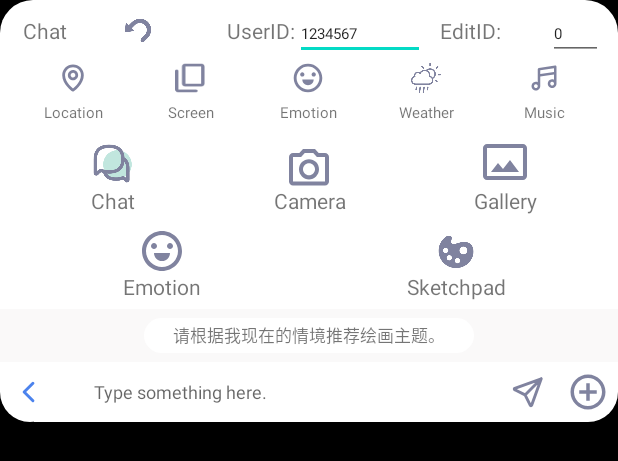
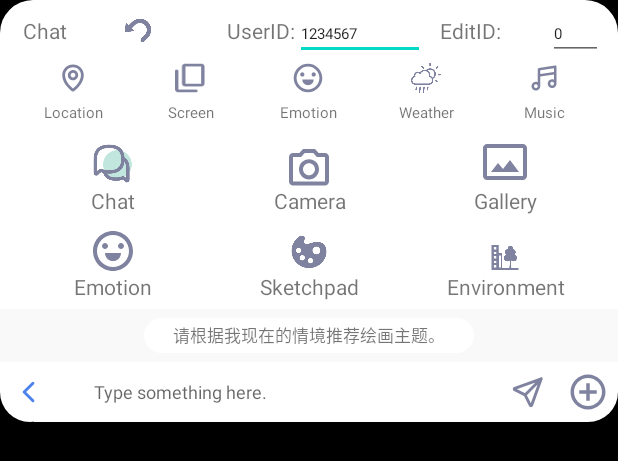
Before and after one commit to XianzheFan/ArtAgent-android, an Android app: the layout talkway.xml on its own in the app's theme, with its tools: preview values and no code run, on a phone screen of 412 x 824 dp. Shown: the top 461 px of the screen. Run offline under Robolectric (Android 15) with nearby library versions, the phone set to English and light mode, and no system bars.

Commit message:
add prefer & environment

```diff
--- /dev/null
+++ b/app/src/main/res/drawable/resize_environment.xml
@@ -0,0 +1,7 @@
+<layer-list xmlns:android="http://schemas.android.com/apk/res/android">
+    <item
+        android:width="20dp"
+        android:height="20dp"
+        android:drawable="@drawable/environment"
+        android:gravity="center" />
+</layer-list>
--- a/app/src/main/res/layout/drawing_controls.xml
+++ b/app/src/main/res/layout/drawing_controls.xml
@@ -42,7 +42,7 @@
                 android:layout_width="80dp"
                 android:layout_height="0dp"
                 android:layout_weight="1"
-                android:max="60"/>
+                android:max="30"/>
             <TextView
                 android:layout_width="wrap_content"
                 android:layout_height="wrap_content"
--- a/app/src/main/res/layout/item_grid.xml
+++ b/app/src/main/res/layout/item_grid.xml
@@ -5,7 +5,7 @@
     android:layout_height="wrap_content"
     android:orientation="vertical"
     android:gravity="center"
-    android:padding="10dp">
+    android:padding="5dp">
 
     <LinearLayout
         android:layout_width="40dp"
@@ -26,7 +26,7 @@
         android:layout_width="wrap_content"
         android:layout_height="wrap_content"
         android:textColor="@color/black"
-        android:textSize="9sp"
+        android:textSize="8sp"
         android:text="文字"/>
 
 </LinearLayout>
--- a/app/src/main/res/layout/talkway.xml
+++ b/app/src/main/res/layout/talkway.xml
@@ -210,14 +210,13 @@
                                 android:text="Sketchpad" />
 
                             <TextView
-                                android:id="@+id/tv_6"
+                                android:id="@+id/tv_7"
                                 android:layout_width="0dp"
                                 android:layout_height="wrap_content"
                                 android:layout_weight="1"
-                                android:drawableTop="@drawable/uil_music"
+                                android:drawableTop="@drawable/resize_environment"
                                 android:gravity="center"
-                                android:text="Music"
-                                android:visibility="gone"/>
+                                android:text="Environment"/>
 
                         </LinearLayout>
                     </LinearLayout>
@@ -292,6 +291,36 @@
                     android:background="@drawable/shape_white_bg"/>
 
                 <TextView
+                    android:id="@+id/how_refine"
+                    android:layout_width="0dp"
+                    android:layout_height="match_parent"
+                    android:layout_weight="1"
+                    android:gravity="center"
+                    android:text="改进建议"
+                    android:textSize="11sp"
+                    android:visibility="gone"
+                    android:drawablePadding="1dp"
+                    android:layout_marginStart="40dp"
+                    android:layout_marginEnd="20dp"
+                    android:drawableLeft="@drawable/resize_edit_image"
+                    android:background="@drawable/shape_white_bg"/>
+
+                <TextView
+                    android:id="@+id/art_knowledge"
+                    android:layout_width="0dp"
+                    android:layout_height="match_parent"
+                    android:layout_weight="1"
+                    android:gravity="center"
+                    android:text="艺术知识讲解"
+                    android:textSize="11sp"
+                    android:visibility="gone"
+                    android:drawablePadding="1dp"
+                    android:layout_marginStart="40dp"
+                    android:layout_marginEnd="20dp"
+                    android:drawableLeft="@drawable/resize_edit_image"
+                    android:background="@drawable/shape_white_bg"/>
+
+                <TextView
                     android:id="@+id/Inferring_themes"
                     android:layout_width="220dp"
                     android:layout_height="match_parent"
@@ -304,7 +333,7 @@
             <LinearLayout
                 android:id="@+id/fun_lin"
                 android:layout_width="match_parent"
-                android:layout_height="80dp"
+                android:layout_height="70dp"
                 android:visibility="gone"
                 android:background="@color/gray_blue1">
 
@@ -313,8 +342,8 @@
                     android:layout_width="match_parent"
                     android:layout_height="match_parent"
                     android:gravity="center"
-                    android:numColumns="5"
-                    android:columnWidth="70dp"
+                    android:numColumns="6"
+                    android:columnWidth="40dp"
                     android:stretchMode="columnWidth"/>
             </LinearLayout>
             <RelativeLayout
```
Also changed, not shown: app/src/main/res/drawable/environment.png (added).
